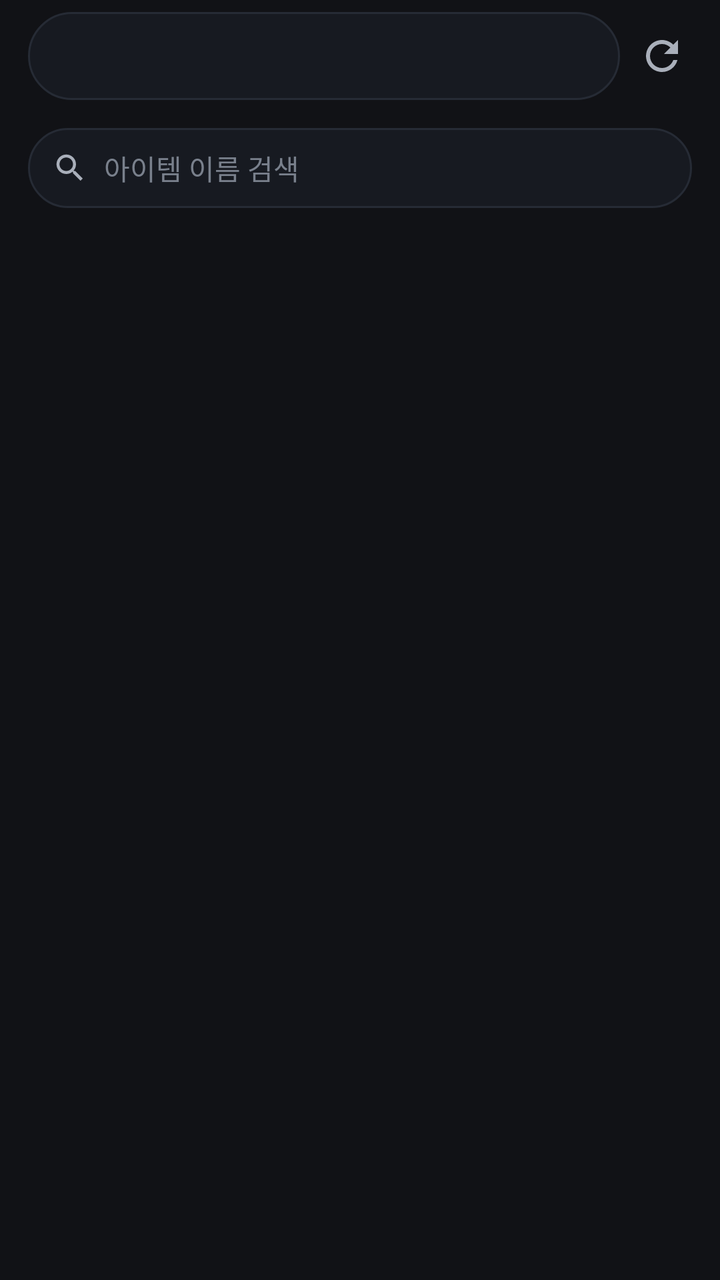
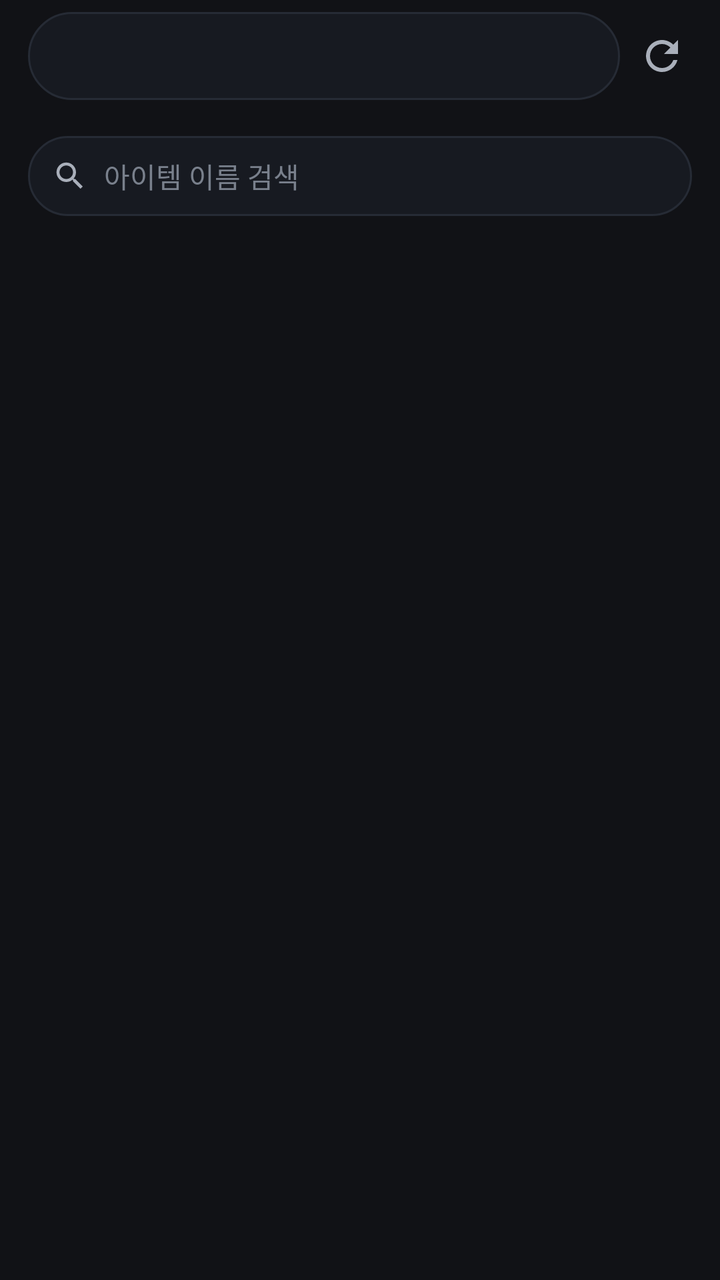

Before-and-after screenshots of an Android layout around one commit, followed by the original layout XML and the change that was made.
<!-- AndroidManifest.xml: application theme Theme.PoE2DB -->
<!-- res/layout/pane_market.xml -->
<?xml version="1.0" encoding="utf-8"?>
<FrameLayout xmlns:android="http://schemas.android.com/apk/res/android"
    xmlns:app="http://schemas.android.com/apk/res-auto"
    android:layout_width="match_parent"
    android:layout_height="match_parent">

    <LinearLayout
        android:layout_width="match_parent"
        android:layout_height="match_parent"
        android:orientation="vertical">

        <LinearLayout
            android:layout_width="match_parent"
            android:layout_height="wrap_content"
            android:gravity="center_vertical"
            android:orientation="horizontal"
            android:paddingStart="14dp"
            android:paddingEnd="8dp"
            android:paddingTop="6dp"
            android:paddingBottom="2dp">

            <Spinner
                android:id="@+id/spinnerLeague"
                android:layout_width="0dp"
                android:layout_height="44dp"
                android:layout_weight="1"
                android:background="@drawable/bg_search"
                android:paddingStart="10dp"
                android:paddingEnd="6dp" />

            <ImageButton
                android:id="@+id/btnMarketRefresh"
                android:layout_width="42dp"
                android:layout_height="42dp"
                android:background="?attr/selectableItemBackgroundBorderless"
                android:contentDescription="@string/detail_refresh"
                android:padding="10dp"
                android:src="@drawable/ic_refresh" />
        </LinearLayout>

        <HorizontalScrollView
            android:layout_width="match_parent"
            android:layout_height="wrap_content"
            android:paddingStart="14dp"
            android:paddingEnd="14dp"
            android:paddingTop="6dp"
            android:scrollbars="none">

            <com.google.android.material.chip.ChipGroup
                android:id="@+id/typeChipGroup"
                android:layout_width="wrap_content"
                android:layout_height="wrap_content"
                app:chipSpacingHorizontal="6dp"
                app:selectionRequired="true"
                app:singleLine="true"
                app:singleSelection="true" />
        </HorizontalScrollView>

        <LinearLayout
            android:layout_width="match_parent"
            android:layout_height="40dp"
            android:layout_marginStart="14dp"
            android:layout_marginTop="6dp"
            android:layout_marginEnd="14dp"
            android:background="@drawable/bg_search"
            android:gravity="center_vertical"
            android:orientation="horizontal"
            android:paddingStart="12dp"
            android:paddingEnd="4dp">

            <ImageView
                android:layout_width="18dp"
                android:layout_height="18dp"
                android:contentDescription="@null"
                android:src="@drawable/ic_search" />

            <EditText
                android:id="@+id/etMarketSearch"
                android:layout_width="0dp"
                android:layout_height="match_parent"
                android:layout_marginStart="8dp"
                android:layout_weight="1"
                android:background="@null"
                android:hint="@string/market_search_hint"
                android:gravity="center_vertical"
                android:imeOptions="actionSearch"
                android:importantForAutofill="no"
                android:inputType="text"
                android:maxLines="1"
                android:padding="0dp"
                android:textColor="@color/text_primary"
                android:textColorHint="@color/text_muted"
                android:textSize="14sp" />
        </LinearLayout>

        <TextView
            android:id="@+id/tvMarketStatus"
            android:layout_width="match_parent"
            android:layout_height="wrap_content"
            android:layout_marginStart="16dp"
            android:layout_marginTop="6dp"
            android:layout_marginEnd="16dp"
            android:ellipsize="end"
            android:maxLines="1"
            android:textColor="@color/text_muted"
            android:textSize="11sp" />

        <FrameLayout
            android:layout_width="match_parent"
            android:layout_height="0dp"
            android:layout_weight="1">

            <androidx.recyclerview.widget.RecyclerView
                android:id="@+id/rvMarket"
                android:layout_width="match_parent"
                android:layout_height="match_parent"
                android:clipToPadding="false"
                android:paddingStart="12dp"
                android:paddingTop="10dp"
                android:paddingEnd="12dp"
                android:paddingBottom="16dp"
                android:scrollbars="none" />

            <TextView
                android:id="@+id/tvMarketError"
                android:layout_width="match_parent"
                android:layout_height="wrap_content"
                android:layout_gravity="center"
                android:gravity="center"
                android:padding="32dp"
                android:text="@string/market_error"
                android:textColor="@color/text_muted"
                android:textSize="13sp"
                android:visibility="gone" />
        </FrameLayout>
    </LinearLayout>

    <com.google.android.material.progressindicator.CircularProgressIndicator
        android:id="@+id/marketProgress"
        android:layout_width="wrap_content"
        android:layout_height="wrap_content"
        android:layout_gravity="center"
        android:indeterminate="true"
        android:visibility="gone"
        app:indicatorColor="@color/gold" />
</FrameLayout>
<!-- resources referenced by this layout -->
<resources>
  <color name="gold">#D4AF37</color>
  <color name="text_muted">#79808C</color>
  <color name="text_primary">#ECE8E1</color>
  <!-- drawable bg_search (drawable) -->
  <?xml version="1.0" encoding="utf-8"?>
  <shape xmlns:android="http://schemas.android.com/apk/res/android" android:shape="rectangle">
      <solid android:color="@color/surface" />
      <corners android:radius="24dp" />
      <stroke android:width="1dp" android:color="@color/divider" />
  </shape>
  <!-- drawable ic_refresh (drawable) -->
  <vector xmlns:android="http://schemas.android.com/apk/res/android"
      android:width="24dp"
      android:height="24dp"
      android:viewportWidth="24"
      android:viewportHeight="24">
      <path
          android:fillColor="@color/text_secondary"
          android:pathData="M17.65,6.35C16.2,4.9 14.21,4 12,4c-4.42,0 -7.99,3.58 -7.99,8s3.57,8 7.99,8c3.73,0 6.84,-2.55 7.73,-6h-2.08c-0.82,2.33 -3.04,4 -5.65,4 -3.31,0 -6,-2.69 -6,-6s2.69,-6 6,-6c1.66,0 3.14,0.69 4.22,1.78L13,11h7V4l-2.35,2.35z" />
  </vector>
  <!-- drawable ic_search (drawable) -->
  <vector xmlns:android="http://schemas.android.com/apk/res/android"
      android:width="24dp"
      android:height="24dp"
      android:viewportWidth="24"
      android:viewportHeight="24">
      <path
          android:fillColor="@color/text_secondary"
          android:pathData="M15.5,14h-0.79l-0.28,-0.27C15.41,12.59 16,11.11 16,9.5 16,5.91 13.09,3 9.5,3S3,5.91 3,9.5 5.91,16 9.5,16c1.61,0 3.09,-0.59 4.23,-1.57l0.27,0.28v0.79l5,4.99L20.49,19l-4.99,-5zm-6,0C7.01,14 5,11.99 5,9.5S7.01,5 9.5,5 14,7.01 14,9.5 11.99,14 9.5,14z" />
  </vector>
  <string name="detail_refresh">새로고침</string>
  <string name="market_error">시세를 불러오지 못했습니다. 새로고침을 눌러 다시 시도하세요.</string>
  <string name="market_search_hint">아이템 이름 검색</string>
  <style name="Theme.PoE2DB" parent="Theme.Material3.Dark.NoActionBar">
          <item name="colorPrimary">@color/gold</item>
          <item name="colorOnPrimary">@color/on_gold</item>
          <item name="colorPrimaryContainer">@color/surface_high</item>
          <item name="colorOnPrimaryContainer">@color/gold_soft</item>
          <item name="colorSecondary">@color/gold</item>
          <item name="colorOnSecondary">@color/on_gold</item>
          <item name="colorSurface">@color/surface</item>
          <item name="colorOnSurface">@color/text_primary</item>
          <item name="colorSurfaceVariant">@color/surface_high</item>
          <item name="colorOnSurfaceVariant">@color/text_secondary</item>
          <item name="colorOutline">@color/divider</item>
          <item name="android:colorBackground">@color/bg</item>
          <item name="colorOnBackground">@color/text_primary</item>
          <item name="android:statusBarColor">@color/bg</item>
          <item name="android:navigationBarColor">@color/bg</item>
          <item name="android:windowLightStatusBar">false</item>
          <item name="android:windowBackground">@color/bg</item>
          <item name="android:forceDarkAllowed" tools:targetApi="q">false</item>
          <item name="chipStyle">@style/Widget.PoE2DB.Chip</item>
      </style>
  <color name="surface">#171A21</color>
  <color name="divider">#262B35</color>
  <color name="text_secondary">#A9AFBA</color>
  <color name="on_gold">#14161B</color>
  <color name="surface_high">#1E222B</color>
  <color name="gold_soft">#E8C86A</color>
  <color name="bg">#111216</color>
  <style name="Widget.PoE2DB.Chip" parent="Widget.Material3.Chip.Filter">
          <item name="chipBackgroundColor">@color/chip_bg</item>
          <item name="chipStrokeColor">@color/chip_stroke</item>
          <item name="chipStrokeWidth">1dp</item>
          <item name="android:textColor">@color/chip_text</item>
          <item name="android:textSize">12sp</item>
          <item name="chipMinHeight">32dp</item>
          <item name="checkedIconVisible">false</item>
          <item name="chipIconVisible">false</item>
          <item name="ensureMinTouchTargetSize">false</item>
      </style>
</resources>

<!-- the commit's change to res/layout/pane_market.xml (unified diff, before → after) -->
@@ -48,6 +48,24 @@
 
             <com.google.android.material.chip.ChipGroup
                 android:id="@+id/typeChipGroup"
+                android:layout_width="wrap_content"
+                android:layout_height="wrap_content"
+                app:chipSpacingHorizontal="6dp"
+                app:selectionRequired="true"
+                app:singleLine="true"
+                app:singleSelection="true" />
+        </HorizontalScrollView>
+
+        <HorizontalScrollView
+            android:layout_width="match_parent"
+            android:layout_height="wrap_content"
+            android:paddingStart="14dp"
+            android:paddingEnd="14dp"
+            android:paddingTop="4dp"
+            android:scrollbars="none">
+
+            <com.google.android.material.chip.ChipGroup
+                android:id="@+id/sortChipGroup"
                 android:layout_width="wrap_content"
                 android:layout_height="wrap_content"
                 app:chipSpacingHorizontal="6dp"
